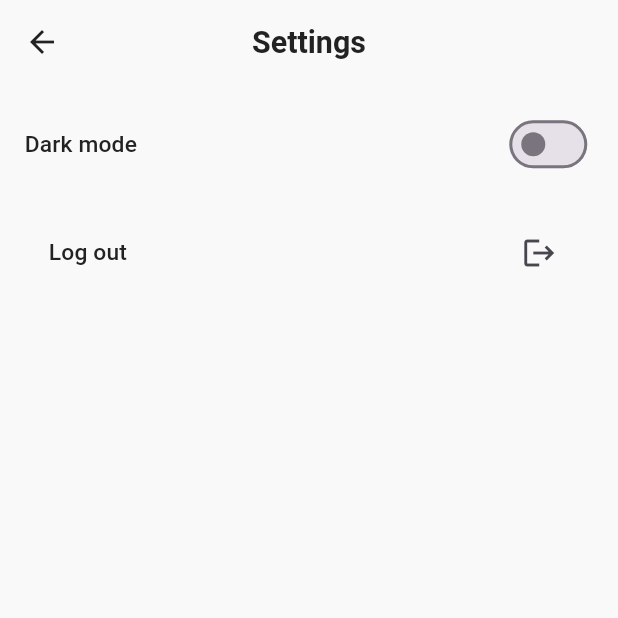
After one commit to RemonYounan/E-commerce_app, a Flutter app: the SettingsScreen screen opened directly, on a phone screen of 412 x 824 dp, the top half of it. The commit adds this screen. Run offline on Flutter 3.47's test engine with Material 2 defaults, Android fonts, the phone set to English and light mode, and no system bars; our stand-ins replace bloc, connectivity_plus, dartz, dio, easy_localization, equatable and 14 more; missing offline and left inert: flutter_facebook_auth, loading_gifs; accounts and stored records are empty; network calls fail.

Commit message:
fixed somethings

```diff
--- a/assets/translations/en.json
+++ b/assets/translations/en.json
@@ -113,11 +113,14 @@
     "cvv" : "CVV",
     "no" : "No",
     "yes" : "Yes",
+    "no_saved_address" : "You have no saved address",
+    "no_saved_address_content" : "Do you want to add new address now?",
     "card_holder_name" : "Card Holder Name",
     "delete_address" : "Delete address ?",
     "delete_address_content" : "Are you sure you want to delete this address ?",
     "delete_card" : "Delete card ?",
     "delete_card_content" : "Are you sure you want to delete this card ?",
-    "use_as_shipping_address" : "Use as the shipping address"
+    "use_as_shipping_address" : "Use as the shipping address",
+    "no_fav_products" : "There is no favorite products here yet !"
 
 }
--- a/lib/core/constants/app_strings.dart
+++ b/lib/core/constants/app_strings.dart
@@ -111,4 +111,7 @@ class AppStrings {
   static final cashOnDelivery = 'cash_on_delivery'.tr();
   static final discount = 'discount'.tr();
   static final shippingCost = 'shipping_cost'.tr();
+  static final noFavProducts = 'no_fav_products'.tr();
+  static final noSavedAddresses = 'no_saved_address'.tr();
+  static final noSavedAddressesContent = 'no_saved_address_content'.tr();
 }
--- a/lib/features/auth/presentation/blocs/auth/auth_state.dart
+++ b/lib/features/auth/presentation/blocs/auth/auth_state.dart
@@ -10,6 +10,8 @@ abstract class AuthState extends Equatable {
 class AuthInitial extends AuthState {}
 
 class AuthLoadingState extends AuthState {}
+
+class AuthLoginWithLoadingState extends AuthState {}
 
 class NoTokenState extends AuthState {}
 
--- a/lib/features/order/presentation/blocs/order/order_cubit.dart
+++ b/lib/features/order/presentation/blocs/order/order_cubit.dart
@@ -113,4 +113,9 @@ class OrderCubit extends Cubit<OrderState> {
       });
     }
   }
+
+  void clear() {
+    emit(OrderLoadingState());
+    _ordersDetails.clear();
+  }
 }
--- a/lib/features/order/presentation/screens/check_out_screen.dart
+++ b/lib/features/order/presentation/screens/check_out_screen.dart
@@ -65,7 +65,7 @@ class CheckOutScreen extends StatelessWidget {
               ),
               RadioListTile(
                 value: 'cod',
-                title: const Text('Cache on delivery'),
+                title: Text(AppStrings.cashOnDelivery),
                 groupValue: 'cod',
                 onChanged: (value) {},
               ),
--- a/lib/features/products/presentation/blocs/products_cubit/products_cubit.dart
+++ b/lib/features/products/presentation/blocs/products_cubit/products_cubit.dart
@@ -1,4 +1,3 @@
-// ignore_for_file: public_member_api_docs, sort_constructors_first
 import 'package:bloc/bloc.dart';
 import 'package:equatable/equatable.dart';
 
--- /dev/null
+++ b/lib/features/profile/presentation/screens/settings_screen.dart
@@ -0,0 +1,63 @@
+import 'package:ecommerce_app/core/constants/app_strings.dart';
+import 'package:flutter/material.dart';
+import 'package:flutter_bloc/flutter_bloc.dart';
+import 'package:flutter_screenutil/flutter_screenutil.dart';
+import 'package:provider/provider.dart';
+
+import '../../../../core/common/app_routes.dart';
+import '../../../../core/providers/global_provider.dart';
+import '../../../auth/presentation/blocs/auth/auth_cubit.dart';
+import '../../../order/presentation/blocs/cart/cart_cubit.dart';
+import '../../../order/presentation/blocs/order/order_cubit.dart';
+import '../../../products/presentation/blocs/products_cubit/products_cubit.dart';
+import '../blocs/profile_cubit/profile_cubit.dart';
+
+class SettingsScreen extends StatelessWidget {
+  const SettingsScreen({Key? key}) : super(key: key);
+
+  @override
+  Widget build(BuildContext context) {
+    return Scaffold(
+      appBar: AppBar(
+        title: Text(AppStrings.settings),
+      ),
+      body: Padding(
+        padding: EdgeInsets.symmetric(horizontal: 15.w, vertical: 16.h),
+        child: Column(children: [
+          Row(
+            children: [
+              Text(
+                AppStrings.darkMode,
+                style: Theme.of(context).textTheme.titleSmall,
+              ),
+              const Spacer(),
+              Switch(
+                value: Provider.of<GlobalProvider>(context).isDark,
+                onChanged: (value) =>
+                    Provider.of<GlobalProvider>(context, listen: false)
+                        .changeThemeMode(value),
+              ),
+            ],
+          ),
+          SizedBox(height: 20.h),
+          ListTile(
+            onTap: () {
+              Navigator.pushNamedAndRemoveUntil(
+                  context, AppRoutes.signUp, (route) => false);
+              BlocProvider.of<AuthCubit>(context).logout();
+              BlocProvider.of<ProductsCubit>(context).clear();
+              BlocProvider.of<CartCubit>(context).clearCart();
+              BlocProvider.of<OrderCubit>(context).clear();
+              BlocProvider.of<ProfileCubit>(context).clear();
+            },
+            title: Text(
+              AppStrings.logout,
+              style: Theme.of(context).textTheme.titleSmall,
+            ),
+            trailing: const Icon(Icons.logout),
+          ),
+        ]),
+      ),
+    );
+  }
+}
```
Also changed, not shown: lib/core/utils/loading_widget.dart (+18 -1 lines), lib/core/utils/show_error_toast.dart (added, +8 -0 lines), lib/features/auth/presentation/blocs/auth/auth_cubit.dart (+7 -0 lines), lib/features/auth/presentation/widgets/login_screen/login_form.dart (+4 -5 lines), lib/features/auth/presentation/widgets/signup_screen/signup_form.dart (+6 -6 lines), lib/features/order/presentation/widgets/bag_screen/check_out_widget.dart (+25 -1 lines), lib/features/products/presentation/widgets/favorite_screen/favorite_screen_list.dart (+14 -1 lines), lib/features/profile/presentation/blocs/profile_cubit/profile_cubit.dart (+7 -0 lines), lib/features/profile/presentation/screens/my_reviews_screen.dart (added, +15 -0 lines), lib/features/profile/presentation/screens/profile_screen.dart (+9 -28 lines), lib/features/profile/presentation/screens/promocodes_screen.dart (added, +15 -0 lines).
